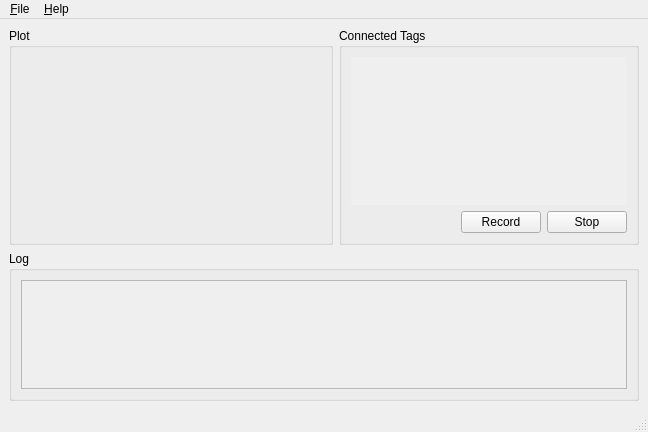
Before: the Qt Designer form evb1000viewer.ui in xEnVrE/DecaWaveEVB1000Viewer, drawn with Qt 5.
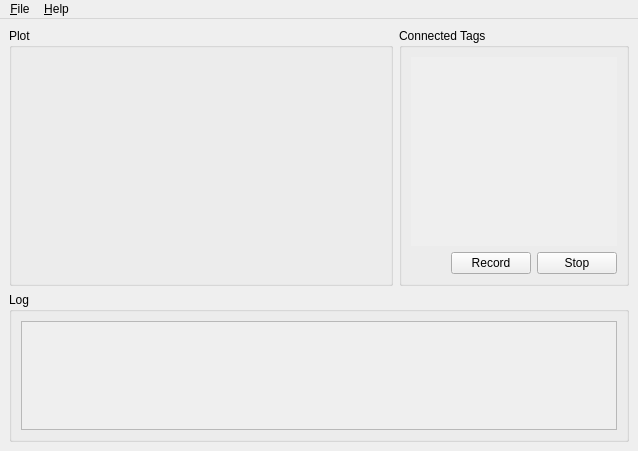
After: the same form once the commit is applied.

Commit message: - remove the status bar from main windows - change the max width of connectedTagsGroupBox

```diff
--- a/evb1000viewer.ui
+++ b/evb1000viewer.ui
@@ -6,8 +6,8 @@
    <rect>
     <x>0</x>
     <y>0</y>
-    <width>648</width>
-    <height>432</height>
+    <width>638</width>
+    <height>451</height>
    </rect>
   </property>
   <property name="windowTitle">
@@ -19,7 +19,7 @@
      <widget class="QGroupBox" name="connectedTagsGroupBox">
       <property name="maximumSize">
        <size>
-        <width>300</width>
+        <width>230</width>
         <height>16777215</height>
        </size>
       </property>
@@ -43,8 +43,8 @@
            <rect>
             <x>0</x>
             <y>0</y>
-            <width>276</width>
-            <height>125</height>
+            <width>206</width>
+            <height>169</height>
            </rect>
           </property>
           <layout class="QVBoxLayout" name="connectedTagsScrollAreaWidgetLayout">
@@ -138,7 +138,7 @@
            <rect>
             <x>0</x>
             <y>0</y>
-            <width>600</width>
+            <width>590</width>
             <height>108</height>
            </rect>
           </property>
@@ -183,7 +183,7 @@
     <rect>
      <x>0</x>
      <y>0</y>
-     <width>648</width>
+     <width>638</width>
      <height>26</height>
     </rect>
    </property>
@@ -202,7 +202,6 @@
    <addaction name="menuFile"/>
    <addaction name="menuHelp"/>
   </widget>
-  <widget class="QStatusBar" name="statusbar"/>
   <action name="actionQuit">
    <property name="text">
     <string>&amp;Quit</string>
```
